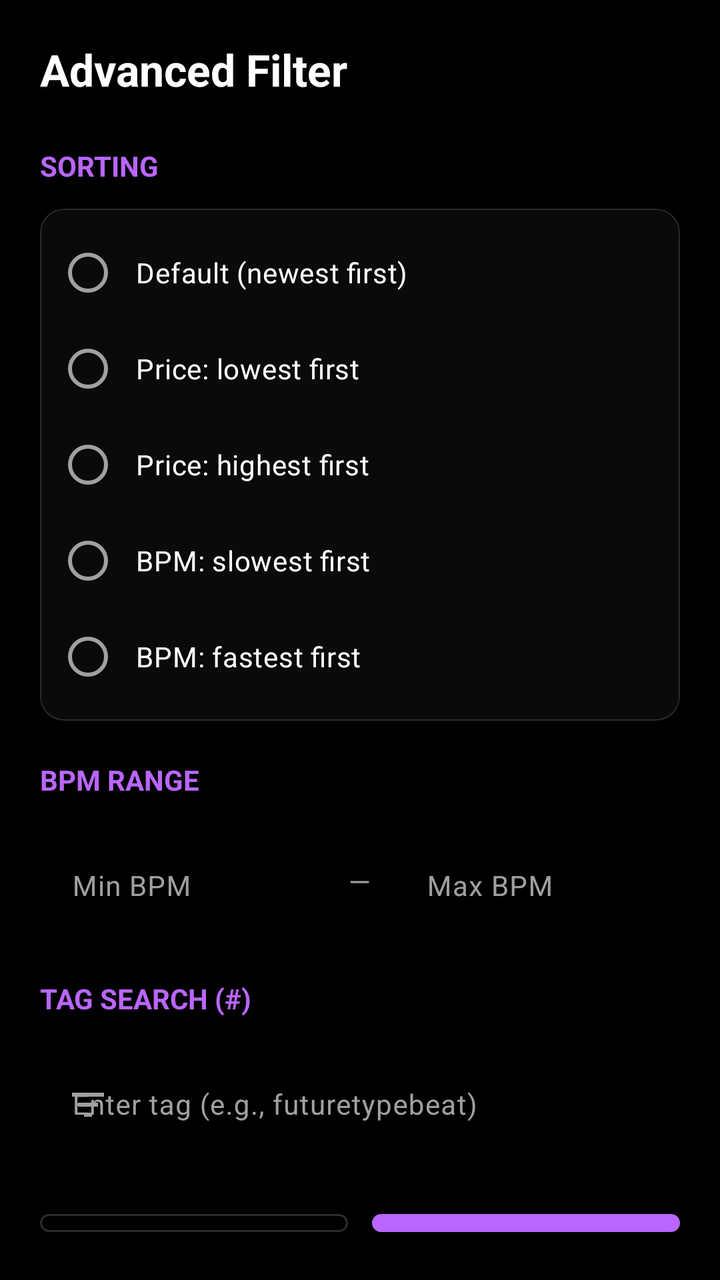
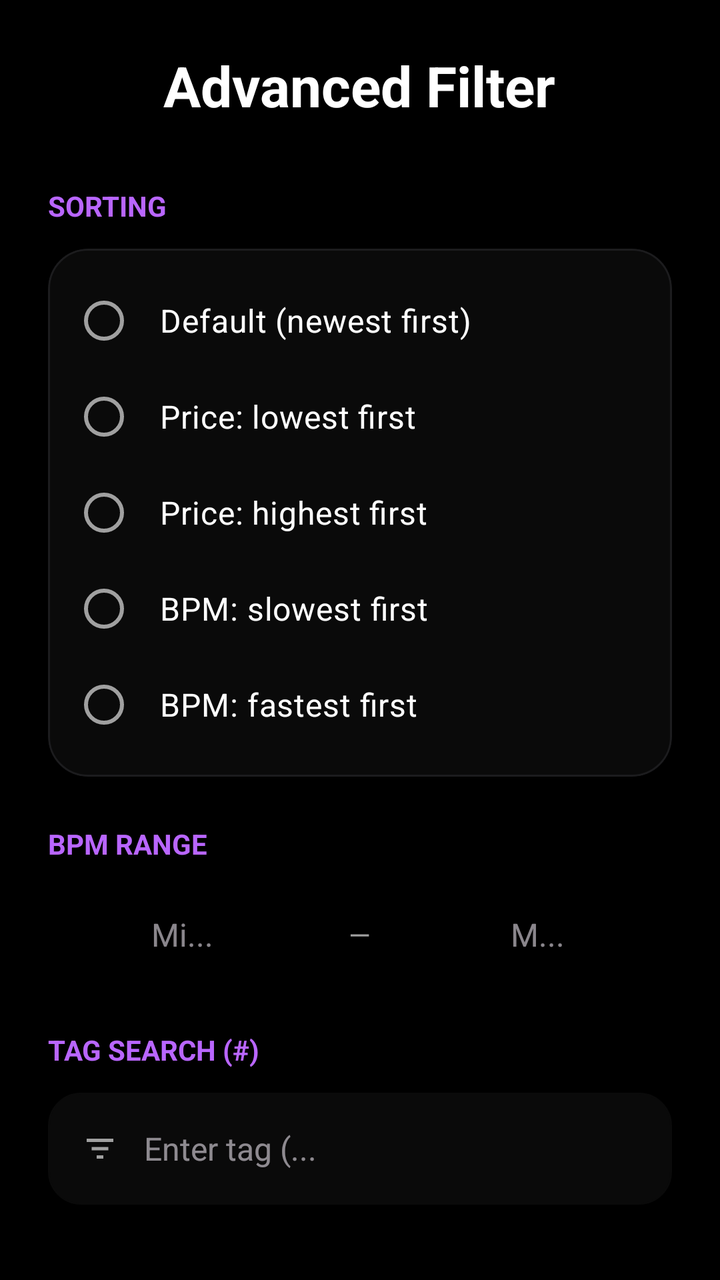

Screens rendered from an Android XML layout before and after an edit, with the pre-edit source and the edit as a unified diff.
<!-- AndroidManifest.xml: application theme Theme.BeatHouse.Splash -->
<!-- res/layout/dialog_advanced_filter.xml -->
<?xml version="1.0" encoding="utf-8"?>
<LinearLayout xmlns:android="http://schemas.android.com/apk/res/android"
    xmlns:app="http://schemas.android.com/apk/res-auto"
    android:layout_width="match_parent"
    android:layout_height="wrap_content"
    android:orientation="vertical"
    android:padding="20dp"
    android:background="@color/surface">

    <TextView
        android:layout_width="wrap_content"
        android:layout_height="wrap_content"
        android:text="@string/advanced_filter"
        android:textSize="22sp"
        android:textStyle="bold"
        android:textColor="@color/on_surface"
        android:layout_marginBottom="24dp" />

    
    <TextView
        android:layout_width="wrap_content"
        android:layout_height="wrap_content"
        android:text="@string/sorting"
        android:textSize="14sp"
        android:textStyle="bold"
        android:textColor="@color/primary"
        android:textAllCaps="true"
        android:layout_marginBottom="12dp" />

    <com.google.android.material.card.MaterialCardView
        android:layout_width="match_parent"
        android:layout_height="wrap_content"
        android:layout_marginBottom="20dp"
        app:cardCornerRadius="12dp"
        app:cardElevation="0dp"
        app:cardBackgroundColor="@color/surface_container"
        app:strokeColor="@color/outline_variant"
        app:strokeWidth="0.5dp">

        <RadioGroup
            android:id="@+id/rg_sort"
            android:layout_width="match_parent"
            android:layout_height="wrap_content"
            android:padding="8dp">

            <RadioButton
                android:id="@+id/rb_default"
                android:layout_width="match_parent"
                android:layout_height="wrap_content"
                android:text="@string/default_sort"
                android:textColor="@color/on_surface"
                android:buttonTint="@color/primary"
                android:padding="8dp" />

            <RadioButton
                android:id="@+id/rb_price_asc"
                android:layout_width="match_parent"
                android:layout_height="wrap_content"
                android:text="@string/price_lowest_first"
                android:textColor="@color/on_surface"
                android:buttonTint="@color/primary"
                android:padding="8dp" />

            <RadioButton
                android:id="@+id/rb_price_desc"
                android:layout_width="match_parent"
                android:layout_height="wrap_content"
                android:text="@string/price_highest_first"
                android:textColor="@color/on_surface"
                android:buttonTint="@color/primary"
                android:padding="8dp" />

            <RadioButton
                android:id="@+id/rb_bpm_asc"
                android:layout_width="match_parent"
                android:layout_height="wrap_content"
                android:text="@string/bpm_slowest_first"
                android:textColor="@color/on_surface"
                android:buttonTint="@color/primary"
                android:padding="8dp" />

            <RadioButton
                android:id="@+id/rb_bpm_desc"
                android:layout_width="match_parent"
                android:layout_height="wrap_content"
                android:text="@string/bpm_fastest_first"
                android:textColor="@color/on_surface"
                android:buttonTint="@color/primary"
                android:padding="8dp" />

        </RadioGroup>
    </com.google.android.material.card.MaterialCardView>

    
    <TextView
        android:layout_width="wrap_content"
        android:layout_height="wrap_content"
        android:text="@string/bpm_range"
        android:textSize="14sp"
        android:textStyle="bold"
        android:textColor="@color/primary"
        android:textAllCaps="true"
        android:layout_marginBottom="12dp" />

    <LinearLayout
        android:layout_width="match_parent"
        android:layout_height="wrap_content"
        android:orientation="horizontal"
        android:layout_marginBottom="20dp"
        android:gravity="center_vertical">

        <com.google.android.material.textfield.TextInputLayout
            android:layout_width="0dp"
            android:layout_height="wrap_content"
            android:layout_weight="1"
            style="@style/Widget.Material3.TextInputLayout.OutlinedBox"
            app:boxCornerRadiusTopStart="12dp"
            app:boxCornerRadiusTopEnd="12dp"
            app:boxCornerRadiusBottomStart="12dp"
            app:boxCornerRadiusBottomEnd="12dp"
            app:boxStrokeColor="@color/outline_variant">

            <com.google.android.material.textfield.TextInputEditText
                android:id="@+id/et_bpm_min"
                android:layout_width="match_parent"
                android:layout_height="wrap_content"
                android:hint="@string/min_bpm"
                android:inputType="number"
                android:textColor="@color/on_surface"
                android:textSize="14sp" />
        </com.google.android.material.textfield.TextInputLayout>

        <TextView
            android:layout_width="wrap_content"
            android:layout_height="wrap_content"
            android:text="—"
            android:textColor="@color/on_surface_variant"
            android:layout_marginHorizontal="12dp" />

        <com.google.android.material.textfield.TextInputLayout
            android:layout_width="0dp"
            android:layout_height="wrap_content"
            android:layout_weight="1"
            style="@style/Widget.Material3.TextInputLayout.OutlinedBox"
            app:boxCornerRadiusTopStart="12dp"
            app:boxCornerRadiusTopEnd="12dp"
            app:boxCornerRadiusBottomStart="12dp"
            app:boxCornerRadiusBottomEnd="12dp"
            app:boxStrokeColor="@color/outline_variant">

            <com.google.android.material.textfield.TextInputEditText
                android:id="@+id/et_bpm_max"
                android:layout_width="match_parent"
                android:layout_height="wrap_content"
                android:hint="@string/max_bpm"
                android:inputType="number"
                android:textColor="@color/on_surface"
                android:textSize="14sp" />
        </com.google.android.material.textfield.TextInputLayout>

    </LinearLayout>

    
    <TextView
        android:layout_width="wrap_content"
        android:layout_height="wrap_content"
        android:text="@string/tag_search"
        android:textSize="14sp"
        android:textStyle="bold"
        android:textColor="@color/primary"
        android:textAllCaps="true"
        android:layout_marginBottom="12dp" />

    <com.google.android.material.textfield.TextInputLayout
        android:layout_width="match_parent"
        android:layout_height="wrap_content"
        android:layout_marginBottom="24dp"
        style="@style/Widget.Material3.TextInputLayout.OutlinedBox"
        app:boxCornerRadiusTopStart="12dp"
        app:boxCornerRadiusTopEnd="12dp"
        app:boxCornerRadiusBottomStart="12dp"
        app:boxCornerRadiusBottomEnd="12dp"
        app:boxStrokeColor="@color/outline_variant"
        app:startIconDrawable="@drawable/ic_filter"
        app:startIconTint="@color/on_surface_variant">

        <com.google.android.material.textfield.TextInputEditText
            android:id="@+id/et_tag_search"
            android:layout_width="match_parent"
            android:layout_height="wrap_content"
            android:hint="@string/tag_hint"
            android:inputType="text"
            android:textColor="@color/on_surface"
            android:textSize="14sp" />
    </com.google.android.material.textfield.TextInputLayout>

    
    <LinearLayout
        android:layout_width="match_parent"
        android:layout_height="wrap_content"
        android:orientation="horizontal">

        <com.google.android.material.button.MaterialButton
            android:id="@+id/btn_clear"
            style="@style/Widget.Material3.Button.OutlinedButton"
            android:layout_width="0dp"
            android:layout_height="wrap_content"
            android:minHeight="52dp"
            android:layout_weight="1"
            android:text="@string/clear"
            android:textColor="@color/on_surface"
            app:strokeColor="@color/outline_variant"
            app:cornerRadius="12dp"
            android:layout_marginEnd="6dp"
            android:paddingHorizontal="8dp"
            android:textSize="14sp" />

        <com.google.android.material.button.MaterialButton
            android:id="@+id/btn_apply"
            android:layout_width="0dp"
            android:layout_height="wrap_content"
            android:minHeight="52dp"
            android:layout_weight="1"
            android:text="@string/apply"
            android:textColor="@color/on_primary"
            app:backgroundTint="@color/primary"
            app:cornerRadius="12dp"
            android:layout_marginStart="6dp"
            android:paddingHorizontal="8dp"
            android:textSize="14sp" />

    </LinearLayout>

    <com.google.android.material.button.MaterialButton
        android:id="@+id/btn_cancel"
        style="@style/Widget.Material3.Button.TextButton"
        android:layout_width="match_parent"
        android:layout_height="48dp"
        android:layout_marginTop="8dp"
        android:text="@string/cancel_btn"
        android:textColor="@color/error" />

</LinearLayout>
<!-- resources referenced by this layout -->
<resources>
  <color name="error">#FF453A</color>
  <color name="on_primary">#FFFFFF</color>
  <color name="on_surface">#FFFFFF</color>
  <color name="on_surface_variant">#A0A0A0</color>
  <color name="outline_variant">#2C2C2E</color>
  <color name="primary">#B966FF</color>
  <color name="surface">#000000</color>
  <color name="surface_container">#0A0A0A</color>
  <!-- drawable ic_filter (drawable) -->
  <vector xmlns:android="http://schemas.android.com/apk/res/android"
      android:width="24dp"
      android:height="24dp"
      android:viewportWidth="24"
      android:viewportHeight="24"
      android:tint="@color/on_surface">
      <path
          android:fillColor="@android:color/white"
          android:pathData="M4,6h16v2L4,8L4,6zM7,11h10v2L7,13L7,11zM10,16h4v2h-4v-2z"/>
  </vector>
  <string name="advanced_filter">Advanced Filter</string>
  <string name="apply">Apply</string>
  <string name="bpm_fastest_first">BPM: fastest first</string>
  <string name="bpm_range">BPM Range</string>
  <string name="bpm_slowest_first">BPM: slowest first</string>
  <string name="cancel_btn">Cancel</string>
  <string name="clear">Clear</string>
  <string name="default_sort">Default (newest first)</string>
  <string name="max_bpm">Max BPM</string>
  <string name="min_bpm">Min BPM</string>
  <string name="price_highest_first">Price: highest first</string>
  <string name="price_lowest_first">Price: lowest first</string>
  <string name="sorting">Sorting</string>
  <string name="tag_hint">Enter tag (e.g., futuretypebeat)</string>
  <string name="tag_search">Tag Search (#)</string>
  <style name="Theme.BeatHouse.Splash" parent="Theme.BeatHouse">
          <item name="android:windowBackground">@color/background</item>
      </style>
  <color name="background">#000000</color>
  <color name="primary_container">#1A0033</color>
  <color name="secondary">#8E8E93</color>
  <color name="secondary_container">#151517</color>
  <color name="on_secondary">#FFFFFF</color>
  <color name="error_container">#330000</color>
  <color name="surface_variant">#000000</color>
  <color name="outline">#1C1C1E</color>
  <style name="Widget.BeatHouse.Card" parent="Widget.Material3.CardView.Elevated">
          <item name="cardCornerRadius">18dp</item>
          <item name="cardElevation">0dp</item>
          <item name="strokeColor">@color/outline</item>
          <item name="strokeWidth">1dp</item>
          <item name="cardBackgroundColor">@color/surface_container</item>
      </style>
  <style name="Widget.BeatHouse.BottomNavigation" parent="Widget.Material3.BottomNavigationView">
          <item name="itemIconTint">@color/bottom_nav_icon_tint</item>
          <item name="itemTextColor">@color/bottom_nav_text_tint</item>
          <item name="itemBackground">@color/surface</item>
          <item name="android:background">@color/surface</item>
          <item name="elevation">0dp</item>
          <item name="itemPaddingTop">12dp</item>
          <item name="itemPaddingBottom">12dp</item>
      </style>
  <style name="Widget.BeatHouse.AppBarLayout" parent="Widget.Material3.AppBarLayout">
          <item name="android:background">@color/surface</item>
          <item name="backgroundTint">@color/surface</item>
      </style>
  <style name="Widget.BeatHouse.Chip" parent="Widget.Material3.Chip.Filter">
          <item name="chipCornerRadius">12dp</item>
          <item name="chipStrokeColor">@color/outline</item>
          <item name="chipStrokeWidth">1dp</item>
          <item name="android:textColor">@color/on_surface_variant</item>
          <item name="chipBackgroundColor">@color/surface_container</item>
          <item name="checkedIconTint">@color/primary</item>
          <item name="android:textSize">14sp</item>
      </style>
  <!-- unchanged entries left out for length: 3 -->
</resources>

<!-- the commit's change to res/layout/dialog_advanced_filter.xml (unified diff, before → after) -->
@@ -4,17 +4,18 @@
     android:layout_width="match_parent"
     android:layout_height="wrap_content"
     android:orientation="vertical"
-    android:padding="20dp"
+    android:padding="24dp"
     android:background="@color/surface">
 
     <TextView
         android:layout_width="wrap_content"
         android:layout_height="wrap_content"
+        android:layout_gravity="center_horizontal"
         android:text="@string/advanced_filter"
-        android:textSize="22sp"
+        android:textSize="28sp"
         android:textStyle="bold"
         android:textColor="@color/on_surface"
-        android:layout_marginBottom="24dp" />
+        android:layout_marginBottom="32dp" />
 
     
     <TextView
@@ -30,18 +31,18 @@
     <com.google.android.material.card.MaterialCardView
         android:layout_width="match_parent"
         android:layout_height="wrap_content"
-        android:layout_marginBottom="20dp"
-        app:cardCornerRadius="12dp"
+        android:layout_marginBottom="24dp"
+        app:cardCornerRadius="20dp"
         app:cardElevation="0dp"
         app:cardBackgroundColor="@color/surface_container"
-        app:strokeColor="@color/outline_variant"
-        app:strokeWidth="0.5dp">
+        app:strokeColor="@color/outline"
+        app:strokeWidth="1dp">
 
         <RadioGroup
             android:id="@+id/rg_sort"
             android:layout_width="match_parent"
             android:layout_height="wrap_content"
-            android:padding="8dp">
+            android:padding="12dp">
 
             <RadioButton
                 android:id="@+id/rb_default"
@@ -50,7 +51,8 @@
                 android:text="@string/default_sort"
                 android:textColor="@color/on_surface"
                 android:buttonTint="@color/primary"
-                android:padding="8dp" />
+                android:padding="12dp"
+                android:textSize="16sp" />
 
             <RadioButton
                 android:id="@+id/rb_price_asc"
@@ -59,7 +61,8 @@
                 android:text="@string/price_lowest_first"
                 android:textColor="@color/on_surface"
                 android:buttonTint="@color/primary"
-                android:padding="8dp" />
+                android:padding="12dp"
+                android:textSize="16sp" />
 
             <RadioButton
                 android:id="@+id/rb_price_desc"
@@ -68,7 +71,8 @@
                 android:text="@string/price_highest_first"
                 android:textColor="@color/on_surface"
                 android:buttonTint="@color/primary"
-                android:padding="8dp" />
+                android:padding="12dp"
+                android:textSize="16sp" />
 
             <RadioButton
                 android:id="@+id/rb_bpm_asc"
@@ -77,7 +81,8 @@
                 android:text="@string/bpm_slowest_first"
                 android:textColor="@color/on_surface"
                 android:buttonTint="@color/primary"
-                android:padding="8dp" />
+                android:padding="12dp"
+                android:textSize="16sp" />
 
             <RadioButton
                 android:id="@+id/rb_bpm_desc"
@@ -86,7 +91,8 @@
                 android:text="@string/bpm_fastest_first"
                 android:textColor="@color/on_surface"
                 android:buttonTint="@color/primary"
-                android:padding="8dp" />
+                android:padding="12dp"
+                android:textSize="16sp" />
 
         </RadioGroup>
     </com.google.android.material.card.MaterialCardView>
@@ -106,57 +112,39 @@
         android:layout_width="match_parent"
         android:layout_height="wrap_content"
         android:orientation="horizontal"
-        android:layout_marginBottom="20dp"
+        android:layout_marginBottom="24dp"
         android:gravity="center_vertical">
 
-        <com.google.android.material.textfield.TextInputLayout
-            android:layout_width="0dp"
-            android:layout_height="wrap_content"
-            android:layout_weight="1"
-            style="@style/Widget.Material3.TextInputLayout.OutlinedBox"
-            app:boxCornerRadiusTopStart="12dp"
-            app:boxCornerRadiusTopEnd="12dp"
-            app:boxCornerRadiusBottomStart="12dp"
-            app:boxCornerRadiusBottomEnd="12dp"
-            app:boxStrokeColor="@color/outline_variant">
-
-            <com.google.android.material.textfield.TextInputEditText
-                android:id="@+id/et_bpm_min"
-                android:layout_width="match_parent"
-                android:layout_height="wrap_content"
-                android:hint="@string/min_bpm"
-                android:inputType="number"
-                android:textColor="@color/on_surface"
-                android:textSize="14sp" />
-        </com.google.android.material.textfield.TextInputLayout>
+        <EditText
+            android:id="@+id/et_bpm_min"
+            android:layout_width="0dp"
+            android:layout_height="48dp"
+            android:layout_weight="1"
+            android:hint="Mi..."
+            android:inputType="number"
+            android:textColor="@color/on_surface"
+            android:background="@android:color/transparent"
+            android:gravity="center"
+            android:textSize="16sp" />
 
         <TextView
             android:layout_width="wrap_content"
             android:layout_height="wrap_content"
             android:text="—"
             android:textColor="@color/on_surface_variant"
-            android:layout_marginHorizontal="12dp" />
-
-        <com.google.android.material.textfield.TextInputLayout
-            android:layout_width="0dp"
-            android:layout_height="wrap_content"
-            android:layout_weight="1"
-            style="@style/Widget.Material3.TextInputLayout.OutlinedBox"
-            app:boxCornerRadiusTopStart="12dp"
-            app:boxCornerRadiusTopEnd="12dp"
-            app:boxCornerRadiusBottomStart="12dp"
-            app:boxCornerRadiusBottomEnd="12dp"
-            app:boxStrokeColor="@color/outline_variant">
-
-            <com.google.android.material.textfield.TextInputEditText
-                android:id="@+id/et_bpm_max"
-                android:layout_width="match_parent"
-                android:layout_height="wrap_content"
-                android:hint="@string/max_bpm"
-                android:inputType="number"
-                android:textColor="@color/on_surface"
-                android:textSize="14sp" />
-        </com.google.android.material.textfield.TextInputLayout>
+            android:layout_marginHorizontal="16dp" />
+
+        <EditText
+            android:id="@+id/et_bpm_max"
+            android:layout_width="0dp"
+            android:layout_height="48dp"
+            android:layout_weight="1"
+            android:hint="M..."
+            android:inputType="number"
+            android:textColor="@color/on_surface"
+            android:background="@android:color/transparent"
+            android:gravity="center"
+            android:textSize="16sp" />
 
     </LinearLayout>
 
@@ -171,28 +159,33 @@
         android:textAllCaps="true"
         android:layout_marginBottom="12dp" />
 
-    <com.google.android.material.textfield.TextInputLayout
-        android:layout_width="match_parent"
-        android:layout_height="wrap_content"
-        android:layout_marginBottom="24dp"
-        style="@style/Widget.Material3.TextInputLayout.OutlinedBox"
-        app:boxCornerRadiusTopStart="12dp"
-        app:boxCornerRadiusTopEnd="12dp"
-        app:boxCornerRadiusBottomStart="12dp"
-        app:boxCornerRadiusBottomEnd="12dp"
-        app:boxStrokeColor="@color/outline_variant"
-        app:startIconDrawable="@drawable/ic_filter"
-        app:startIconTint="@color/on_surface_variant">
-
-        <com.google.android.material.textfield.TextInputEditText
+    <LinearLayout
+        android:layout_width="match_parent"
+        android:layout_height="56dp"
+        android:orientation="horizontal"
+        android:gravity="center_vertical"
+        android:paddingHorizontal="16dp"
+        android:layout_marginBottom="32dp"
+        android:background="@drawable/rounded_container"
+        android:backgroundTint="@color/surface_container">
+
+        <ImageView
+            android:layout_width="20dp"
+            android:layout_height="20dp"
+            android:src="@drawable/ic_filter"
+            app:tint="@color/on_surface_variant" />
+
+        <EditText
             android:id="@+id/et_tag_search"
             android:layout_width="match_parent"
-            android:layout_height="wrap_content"
-            android:hint="@string/tag_hint"
+            android:layout_height="match_parent"
+            android:layout_marginStart="12dp"
+            android:hint="Enter tag (..."
             android:inputType="text"
             android:textColor="@color/on_surface"
-            android:textSize="14sp" />
-    </com.google.android.material.textfield.TextInputLayout>
+            android:background="@android:color/transparent"
+            android:textSize="16sp" />
+    </LinearLayout>
 
     
     <LinearLayout
@@ -204,30 +197,26 @@
             android:id="@+id/btn_clear"
             style="@style/Widget.Material3.Button.OutlinedButton"
             android:layout_width="0dp"
-            android:layout_height="wrap_content"
-            android:minHeight="52dp"
+            android:layout_height="56dp"
             android:layout_weight="1"
             android:text="@string/clear"
             android:textColor="@color/on_surface"
-            app:strokeColor="@color/outline_variant"
-            app:cornerRadius="12dp"
-            android:layout_marginEnd="6dp"
-            android:paddingHorizontal="8dp"
-            android:textSize="14sp" />
+            android:textStyle="bold"
+            app:strokeColor="@color/outline"
+            app:cornerRadius="16dp"
+            android:layout_marginEnd="8dp" />
 
         <com.google.android.material.button.MaterialButton
             android:id="@+id/btn_apply"
             android:layout_width="0dp"
-            android:layout_height="wrap_content"
-            android:minHeight="52dp"
+            android:layout_height="56dp"
             android:layout_weight="1"
             android:text="@string/apply"
             android:textColor="@color/on_primary"
+            android:textStyle="bold"
             app:backgroundTint="@color/primary"
-            app:cornerRadius="12dp"
-            android:layout_marginStart="6dp"
-            android:paddingHorizontal="8dp"
-            android:textSize="14sp" />
+            app:cornerRadius="16dp"
+            android:layout_marginStart="8dp" />
 
     </LinearLayout>
 
@@ -236,8 +225,9 @@
         style="@style/Widget.Material3.Button.TextButton"
         android:layout_width="match_parent"
         android:layout_height="48dp"
-        android:layout_marginTop="8dp"
+        android:layout_marginTop="16dp"
         android:text="@string/cancel_btn"
+        android:textStyle="bold"
         android:textColor="@color/error" />
 
 </LinearLayout>
<!-- resource entries referenced after the edit -->
@@ -4,7 +4,6 @@
   <color name="on_primary">#FFFFFF</color>
   <color name="on_surface">#FFFFFF</color>
   <color name="on_surface_variant">#A0A0A0</color>
-  <color name="outline_variant">#2C2C2E</color>
   <color name="primary">#B966FF</color>
   <color name="surface">#000000</color>
   <color name="surface_container">#0A0A0A</color>
@@ -19,6 +18,13 @@
           android:fillColor="@android:color/white"
           android:pathData="M4,6h16v2L4,8L4,6zM7,11h10v2L7,13L7,11zM10,16h4v2h-4v-2z"/>
   </vector>
+  <!-- drawable rounded_container (drawable) -->
+  <?xml version="1.0" encoding="utf-8"?>
+  <shape xmlns:android="http://schemas.android.com/apk/res/android">
+      <solid android:color="@color/surface_container" />
+      <corners android:radius="16dp" />
+      <stroke android:width="1dp" android:color="@color/outline" />
+  </shape>
   <string name="advanced_filter">Advanced Filter</string>
   <string name="apply">Apply</string>
   <string name="bpm_fastest_first">BPM: fastest first</string>
@@ -27,12 +33,9 @@
   <string name="cancel_btn">Cancel</string>
   <string name="clear">Clear</string>
   <string name="default_sort">Default (newest first)</string>
-  <string name="max_bpm">Max BPM</string>
-  <string name="min_bpm">Min BPM</string>
   <string name="price_highest_first">Price: highest first</string>
   <string name="price_lowest_first">Price: lowest first</string>
   <string name="sorting">Sorting</string>
-  <string name="tag_hint">Enter tag (e.g., futuretypebeat)</string>
   <string name="tag_search">Tag Search (#)</string>
   <style name="Theme.BeatHouse.Splash" parent="Theme.BeatHouse">
           <item name="android:windowBackground">@color/background</item>
